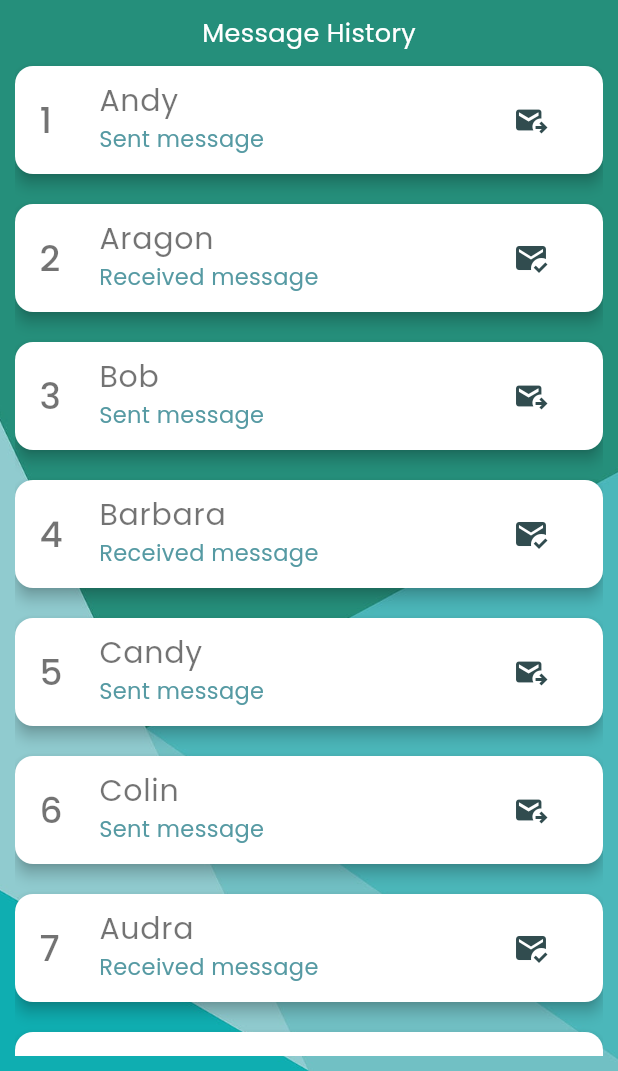
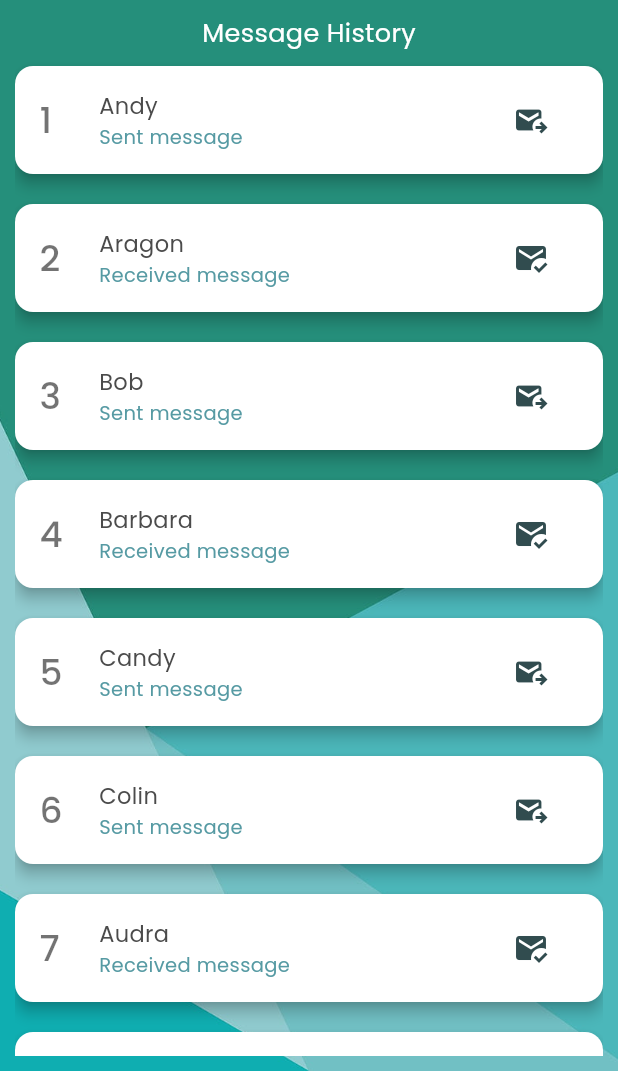
Before and after one commit to akashTharuka/vlc_msg_app, a Flutter app: the MsgHistory screen opened directly, on a phone screen of 412 x 824 dp, the part 165-1236 px from its top. Run offline on Flutter 3.47's test engine with Material 3 defaults, Android fonts, the phone set to English and light mode, and no system bars; our stand-ins replace camera, faker, flutter_svg, shared_preferences, smooth_page_indicator, sqflite and 1 more; accounts and stored records are empty.

Commit message:
Recent changes

```diff
--- a/lib/main.dart
+++ b/lib/main.dart
@@ -4,7 +4,6 @@ import 'package:sqflite_common_ffi/sqflite_ffi.dart';
 import 'package:vlc_msg_app/db/db_helper.dart';
 import 'package:vlc_msg_app/pages/message_history.dart';
 import 'package:vlc_msg_app/pages/splash_screen.dart';
-
 
 Future<void> main() async {
 
--- a/lib/pages/ReceiveMessage.dart
+++ b/lib/pages/ReceiveMessage.dart
@@ -80,12 +80,16 @@ class _ReceiveMessagePageState extends State<ReceiveMessagePage> {
                           10.0), // Border radius of the text box
                     ),
                     child: TextField(
+                      style: TextStyle(
+                        fontSize: 15.0
+                      ),
                       maxLines:
                           null, // Set the number of lines for the text box
                       decoration: InputDecoration(
                         hintText:
                             'View your message here...', // Placeholder text
                         hintStyle: TextStyle(
+                            fontSize: 15.0,
                             fontWeight: FontWeight.normal,
                             color:
                                 const Color.fromARGB(222, 158, 158, 158)), // Style for the placeholder text
--- a/lib/pages/message_history.dart
+++ b/lib/pages/message_history.dart
@@ -115,12 +115,13 @@ class _MsgHistoryState extends State<MsgHistory> {
 ),
                             title: Text(
                               _foundUsers[index]['name'],
-                              style: TextStyle(color: const Color.fromRGBO(0, 0, 0, 0.55)),
+                              style: Theme.of(context).textTheme.bodyMedium,
                             ),
                             subtitle: Text(
                               '${_foundUsers[index]["msg_type"].toString()} message',
                               style: TextStyle(color: const Color.fromRGBO(86, 154, 163,
-                                  1)),
+                                  1),
+                                  fontSize: 13),
                             ),
                           ),
                         ),
--- a/pubspec.yaml
+++ b/pubspec.yaml
@@ -31,6 +31,7 @@ dependencies:
   flutter:
     sdk: flutter
   camera: ^0.9.4+5
+  quickalert:
 
   # The following adds the Cupertino Icons font to your application.
   # Use with the CupertinoIcons class for iOS style icons.
```
Also changed, not shown: lib/pages/SendMessage.dart (+6 -4 lines), lib/pages/contacts/contacts_screen.dart (+14 -10 lines), pubspec.lock.
